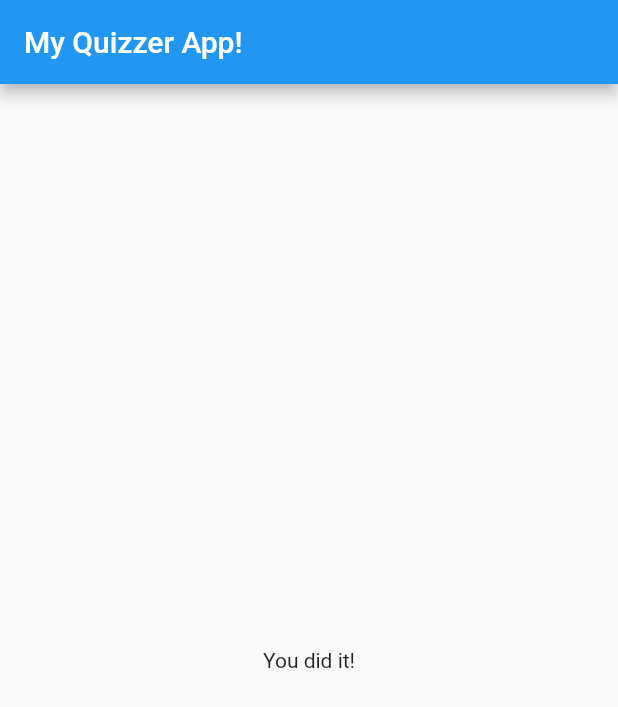
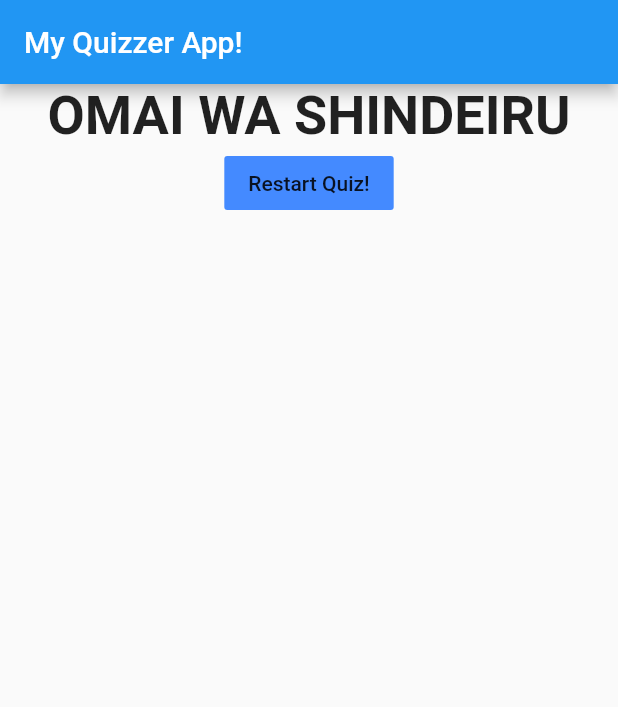
Before and after one commit to isaacmarcus/flutter_quizzer, a Flutter app: the screen it shows after launch, after a tap on "Black", after a tap on "Snake", after a tap on "Soaperman", on a phone screen of 412 x 824 dp. Shown: the top 707 px of the screen. Run offline on Flutter 3.47's test engine with Material 2 defaults, Android fonts, the phone set to English and light mode, and no system bars.

Commit message:
finished up refresher of flutter quizzer

```diff
--- a/lib/main.dart
+++ b/lib/main.dart
@@ -19,26 +19,50 @@ class _MyAppState extends State<MyApp> {
   final _questions = const [
     {
       'questionText':'What\'s your favourite color?',
-      'answers': ['Black','Red','Green','White'],
+      'answers': [
+        {'text':'Black', 'score': 10},
+        {'text':'Red', 'score': 5},
+        {'text':'Green', 'score': 3},
+        {'text':'White', 'score': 2},
+      ],
     },
     {
       'questionText':'What\'s your favourite animal?',
-      'answers': ['Rabbit','Snake','Elephant','Lion'],
+      'answers': [
+        {'text':'Rabbit', 'score': 10},
+        {'text':'Snake', 'score': 5},
+        {'text':'Elephant', 'score': 3},
+        {'text':'Lion', 'score': 2},
+      ],
     },
     {
       'questionText':'What\'s your favourite Superhero?',
-      'answers': ['Soaperman','Badman','Gumbit','Brother Bear'],
+      'answers': [
+        {'text':'Soaperman', 'score': 10},
+        {'text':'Badman', 'score': 5},
+        {'text':'Gumbit', 'score': 3},
+        {'text':'Brother Bear', 'score': 2},
+      ],
     },
-    ];
+  ];
 
   var _questionIndex = 0;
+  var _totalScore = 0;
 
-  void _answerQuestion() {
+  void _answerQuestion(int score) {
     if (_questionIndex < _questions.length) {
       setState(() {
+        _totalScore += score;
         _questionIndex ++;
       });
     }
+  }
+
+  void _resetQuiz() {
+    setState(() {
+      _questionIndex = 0;
+      _totalScore = 0;
+    });
   }
 
   Widget build(BuildContext context) {
@@ -53,7 +77,7 @@ class _MyAppState extends State<MyApp> {
             answerQuestion: _answerQuestion,
             questionIndex: _questionIndex
             )
-          : Result(),
+          : Result(_totalScore, _resetQuiz),
       ),
     );
   }
--- a/lib/quiz.dart
+++ b/lib/quiz.dart
@@ -21,8 +21,8 @@ class Quiz extends StatelessWidget {
         // ".map" takes an existing map's key's elements and maps them to a list
         // that is returned in the bracket pointer
         // important to use as List as dart does not know what you are mapping with otherwise
-        ...(questions[questionIndex]['answers'] as List<String>).map((answer) {
-          return Answer(answerQuestion, answer);
+        ...(questions[questionIndex]['answers'] as List<Map<String, Object>>).map((answer) {
+          return Answer(() => answerQuestion(answer['score']), answer['text']);
         }).toList()
       ],
     );
--- a/lib/result.dart
+++ b/lib/result.dart
@@ -1,8 +1,41 @@
 import 'package:flutter/material.dart';
 
 class Result extends StatelessWidget {
+  final int result;
+  final Function resetQuiz;
+
+  Result(this.result, this.resetQuiz);
+
+  String get resultPhrase {
+    String resultText;
+    if (result <= 8) {
+      resultText = "You are awesome & innocent!";
+    } else if (result <= 12) {
+      resultText = "Pretty likeable!";
+    } else if (result <= 16) {
+      resultText = "You are cool & W3irD";
+    } else {
+      resultText = 'OMAI WA SHINDEIRU';
+    }
+    return resultText;
+  }
+
   @override
   Widget build(BuildContext context) {
-    return  Center(child: Text('You did it!'));
+    return Center(
+      child: Column(
+        children: [
+          Text(
+            resultPhrase,
+            style: TextStyle(
+              fontSize: 36,
+              fontWeight: FontWeight.bold,
+            ),
+            textAlign: TextAlign.center,
+          ),
+          FlatButton(onPressed: resetQuiz, child: Text('Restart Quiz!'), color: Colors.blueAccent,)
+        ],
+      ),
+    );
   }
 }
```
